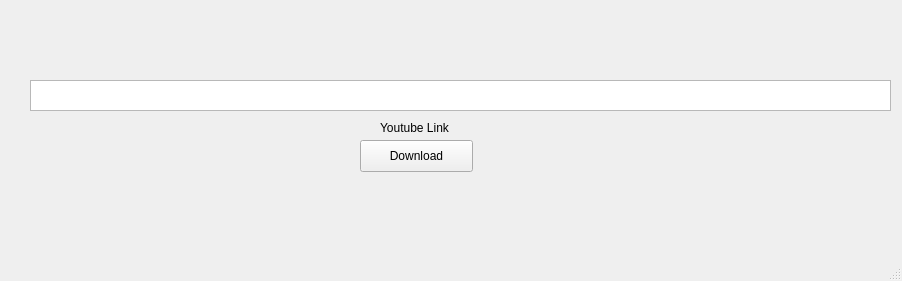
First picture: the form in env/interface/dialog.ui, repository LengLee/youtube-dl-gui, before the edit.
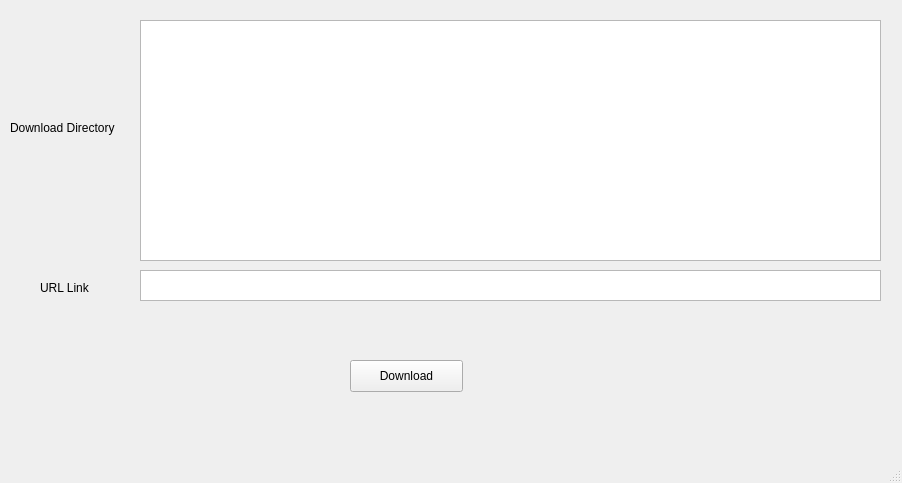
Second picture: the form after the edit.

```diff
--- a/env/interface/dialog.ui
+++ b/env/interface/dialog.ui
@@ -7,7 +7,7 @@
     <x>0</x>
     <y>0</y>
     <width>902</width>
-    <height>281</height>
+    <height>483</height>
    </rect>
   </property>
   <property name="windowTitle">
@@ -17,9 +17,9 @@
    <widget class="QPlainTextEdit" name="plainTextEdit">
     <property name="geometry">
      <rect>
-      <x>30</x>
-      <y>80</y>
-      <width>861</width>
+      <x>140</x>
+      <y>270</y>
+      <width>741</width>
       <height>31</height>
      </rect>
     </property>
@@ -27,21 +27,21 @@
    <widget class="QLabel" name="label">
     <property name="geometry">
      <rect>
-      <x>380</x>
-      <y>120</y>
+      <x>40</x>
+      <y>280</y>
       <width>81</width>
       <height>16</height>
      </rect>
     </property>
     <property name="text">
-     <string>Youtube Link</string>
+     <string>URL Link</string>
     </property>
    </widget>
    <widget class="QPushButton" name="pushButton">
     <property name="geometry">
      <rect>
-      <x>360</x>
-      <y>140</y>
+      <x>350</x>
+      <y>360</y>
       <width>113</width>
       <height>32</height>
      </rect>
@@ -50,6 +50,29 @@
      <string>Download</string>
     </property>
    </widget>
+   <widget class="QTreeView" name="treeView">
+    <property name="geometry">
+     <rect>
+      <x>140</x>
+      <y>20</y>
+      <width>741</width>
+      <height>241</height>
+     </rect>
+    </property>
+   </widget>
+   <widget class="QLabel" name="label_2">
+    <property name="geometry">
+     <rect>
+      <x>10</x>
+      <y>120</y>
+      <width>121</width>
+      <height>16</height>
+     </rect>
+    </property>
+    <property name="text">
+     <string>Download Directory</string>
+    </property>
+   </widget>
   </widget>
   <widget class="QMenuBar" name="menubar">
    <property name="geometry">
```
